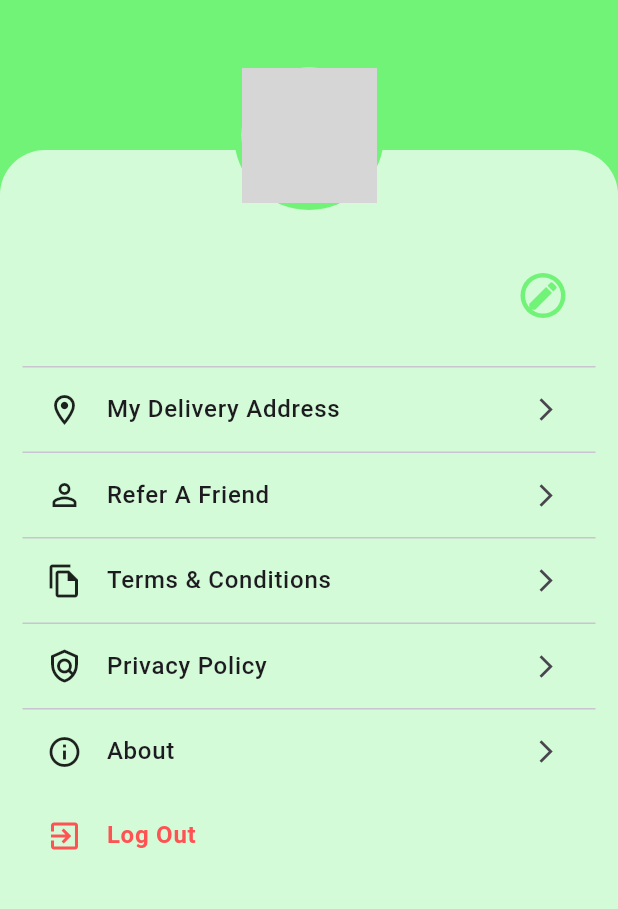
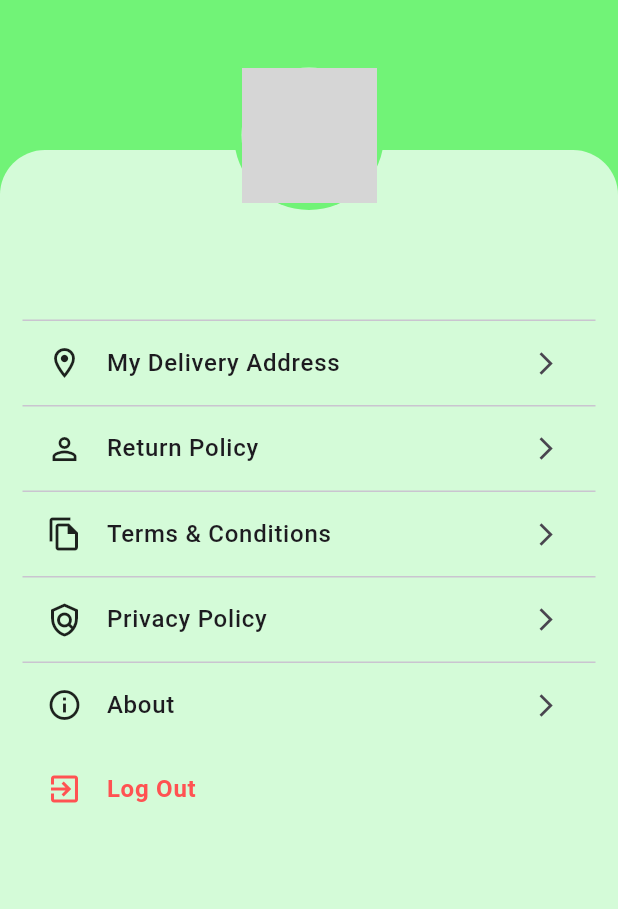
Before and after one commit to vaibhavnavghare4253/AgroMarket, a Flutter app: the MyProfile screen opened directly, on a phone screen of 412 x 824 dp, the part 84-993 px from its top. Run offline on Flutter 3.47's test engine with Material 3 defaults, Android fonts, the phone set to English and light mode, and no system bars; our stand-ins replace cloud_firestore, firebase_auth, firebase_core, fluttertoast, google_maps_flutter, location and 1 more; missing offline and left inert: pay; accounts and stored records are empty; network calls fail; grey boxes are pictures that could not be loaded.

```diff
--- a/lib/screens/my_profile/my_profile.dart
+++ b/lib/screens/my_profile/my_profile.dart
@@ -1,9 +1,11 @@
+import 'package:agri_market/screens/retunrn%20policy/return_policy_screen.dart';
 import 'package:cloud_firestore/cloud_firestore.dart';
 import 'package:firebase_auth/firebase_auth.dart';
 import 'package:flutter/material.dart';
 import 'package:agri_market/config/colors.dart';
 import 'package:agri_market/screens/home_screen/drawer_side.dart';
 import '../../auth/welcomescreen.dart';
+import '../check_out/dilevery_details/dilevery_delails.dart';
 
 class MyProfile extends StatefulWidget {
   @override
@@ -13,7 +15,6 @@ class MyProfile extends StatefulWidget {
 class _MyProfileState extends State<MyProfile> {
   final User? user = FirebaseAuth.instance.currentUser;
 
-  String userName = "Guest User";
   String userEmail = "No Email";
   String userImage = "assets/default_avatar.png";
 
@@ -31,7 +32,6 @@ class _MyProfileState extends State<MyProfile> {
 
       if (userDoc.exists) {
         setState(() {
-          userName = userDoc["name"] ?? "Guest User";
           userEmail = userDoc["email"] ?? "No Email";
           userImage = userDoc["image"] ?? "assets/default_avatar.png";
         });
@@ -43,6 +43,29 @@ class _MyProfileState extends State<MyProfile> {
     }
   }
 
+  void navigateToScreen(String screenName) {
+    // Replace these with actual navigation routes
+    Navigator.push(
+      context,
+      MaterialPageRoute(builder: (context) {
+        switch (screenName) {
+          case "My Delivery Address":
+            return DeliveryDetails(); // Create this screen
+          case "Return Policy":
+            return ReturnPolicyScreen(); // Create this screen
+          case "Terms & Conditions":
+            return DeliveryDetails(); // Create this screen
+          case "Privacy Policy":
+            return DeliveryDetails(); // Create this screen
+          case "About":
+            return DeliveryDetails(); // Create this screen
+          default:
+            return MyProfile();
+        }
+      }),
+    );
+  }
+
   Widget listTile({required IconData icon, required String title}) {
     return Column(
       children: [
@@ -51,6 +74,7 @@ class _MyProfileState extends State<MyProfile> {
           leading: Icon(icon, color: Colors.black87),
           title: Text(title, style: TextStyle(fontSize: 16, fontWeight: FontWeight.w500)),
           trailing: Icon(Icons.arrow_forward_ios, size: 18),
+          onTap: () => navigateToScreen(title), // Navigate on tap
         ),
       ],
     );
@@ -81,7 +105,8 @@ class _MyProfileState extends State<MyProfile> {
                       padding: EdgeInsets.symmetric(horizontal: 15, vertical: 10),
                       decoration: BoxDecoration(
                         color: scaffoldBackgroundColor,
-                        borderRadius: BorderRadius.only(topLeft: Radius.circular(30), topRight: Radius.circular(30)),
+                        borderRadius:
+                        BorderRadius.only(topLeft: Radius.circular(30), topRight: Radius.circular(30)),
                       ),
                       child: Column(
                         children: [
@@ -89,29 +114,11 @@ class _MyProfileState extends State<MyProfile> {
                           Container(
                             width: double.infinity,
                             padding: EdgeInsets.symmetric(horizontal: 20),
-                            child: Row(
-                              mainAxisAlignment: MainAxisAlignment.spaceBetween,
+                            child: Column(
+                              crossAxisAlignment: CrossAxisAlignment.start,
                               children: [
-                                Column(
-                                  crossAxisAlignment: CrossAxisAlignment.start,
-                                  children: [
-                                    Text(
-                                      userName,
-                                      style: TextStyle(fontSize: 16, fontWeight: FontWeight.bold, color: textColor),
-                                    ),
-                                    SizedBox(height: 10),
-                                    Text(userEmail, style: TextStyle(color: Colors.grey[700])),
-                                  ],
-                                ),
-                                CircleAvatar(
-                                  radius: 15,
-                                  backgroundColor: primaryColor,
-                                  child: CircleAvatar(
-                                    radius: 12,
-                                    backgroundColor: scaffoldBackgroundColor,
-                                    child: Icon(Icons.edit, color: primaryColor),
-                                  ),
-                                ),
+                                Text(userEmail,
+                                    style: TextStyle(fontSize: 16, fontWeight: FontWeight.bold, color: textColor)),
                               ],
                             ),
                           ),
@@ -122,7 +129,7 @@ class _MyProfileState extends State<MyProfile> {
                               physics: NeverScrollableScrollPhysics(),
                               children: [
                                 listTile(icon: Icons.location_on_outlined, title: "My Delivery Address"),
-                                listTile(icon: Icons.person_outline, title: "Refer A Friend"),
+                                listTile(icon: Icons.person_outline, title: "Return Policy"),
                                 listTile(icon: Icons.file_copy_outlined, title: "Terms & Conditions"),
                                 listTile(icon: Icons.policy_outlined, title: "Privacy Policy"),
                                 listTile(icon: Icons.info_outline, title: "About"),
```
Also changed, not shown: lib/auth/ForgotPasswordPage.dart (added, +50 -0 lines), lib/screens/retunrn policy/return_policy_screen.dart (added, +97 -0 lines).
